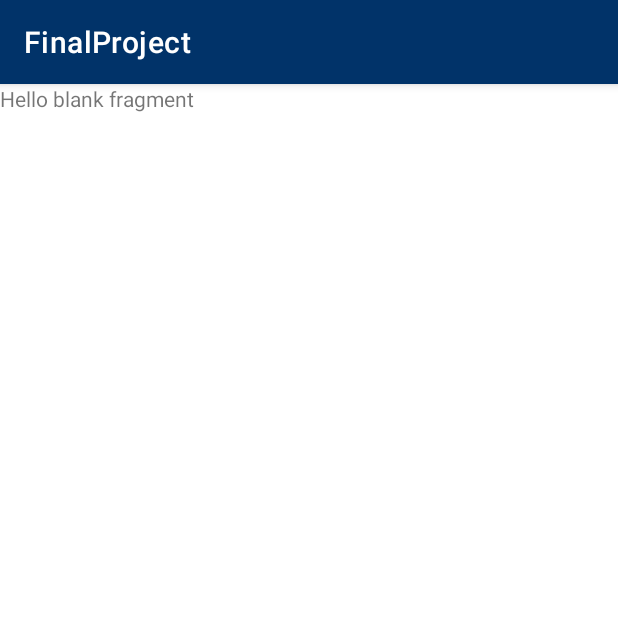
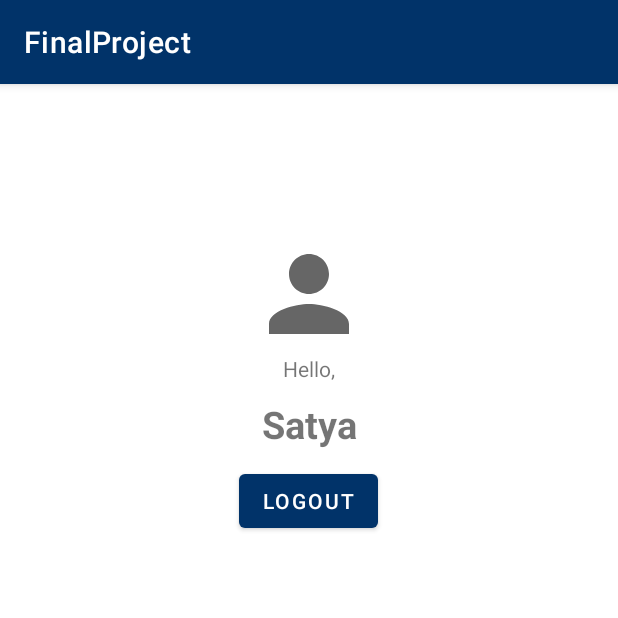
Before and after one commit to satya2221/PrakTPM_Final_Project, an Android app: the fragment ProfileFragment shown on its own in the app's theme, on a phone screen of 412 x 824 dp, the top half of it. Run offline under Robolectric (Android 15) with nearby library versions, the phone set to English and light mode, and no system bars.

```diff
--- a/app/src/main/java/com/example/finalproject/view/activity/MainActivity.java
+++ b/app/src/main/java/com/example/finalproject/view/activity/MainActivity.java
@@ -10,6 +10,7 @@ import android.view.MenuItem;
 import com.example.finalproject.R;
 import com.example.finalproject.view.fragment.AddQuoteFragment;
 import com.example.finalproject.view.fragment.FavQsFragment;
+import com.example.finalproject.view.fragment.ProfileFragment;
 import com.example.finalproject.view.fragment.QuoteFragment;
 import com.google.android.material.bottomnavigation.BottomNavigationView;
 
@@ -42,6 +43,9 @@ public class MainActivity extends AppCompatActivity implements BottomNavigationV
                 //selectedFragment = new AddQuoteFragment();
                 loadFragment(new AddQuoteFragment());
                 break;
+            case R.id.menu_profile:
+                loadFragment(new ProfileFragment());
+                break;
         }
         return true;
     }
--- a/app/src/main/java/com/example/finalproject/view/fragment/ProfileFragment.java
+++ b/app/src/main/java/com/example/finalproject/view/fragment/ProfileFragment.java
@@ -1,12 +1,23 @@
-package com.example.finalproject;
+package com.example.finalproject.view.fragment;
 
+import android.annotation.SuppressLint;
+import android.content.Context;
+import android.content.Intent;
+import android.content.SharedPreferences;
 import android.os.Bundle;
 
+import androidx.annotation.NonNull;
+import androidx.annotation.Nullable;
 import androidx.fragment.app.Fragment;
 
 import android.view.LayoutInflater;
 import android.view.View;
 import android.view.ViewGroup;
+import android.widget.Button;
+import android.widget.TextView;
+
+import com.example.finalproject.R;
+import com.example.finalproject.view.LoginActivity;
 
 /**
  * A simple {@link Fragment} subclass.
@@ -15,50 +26,42 @@ import android.view.ViewGroup;
  */
 public class ProfileFragment extends Fragment {
 
-    // TODO: Rename parameter arguments, choose names that match
-    // the fragment initialization parameters, e.g. ARG_ITEM_NUMBER
-    private static final String ARG_PARAM1 = "param1";
-    private static final String ARG_PARAM2 = "param2";
-
-    // TODO: Rename and change types of parameters
-    private String mParam1;
-    private String mParam2;
-
-    public ProfileFragment() {
-        // Required empty public constructor
-    }
-
-    /**
-     * Use this factory method to create a new instance of
-     * this fragment using the provided parameters.
-     *
-     * @param param1 Parameter 1.
-     * @param param2 Parameter 2.
-     * @return A new instance of fragment ProfileFragment.
-     */
-    // TODO: Rename and change types and number of parameters
-    public static ProfileFragment newInstance(String param1, String param2) {
-        ProfileFragment fragment = new ProfileFragment();
-        Bundle args = new Bundle();
-        args.putString(ARG_PARAM1, param1);
-        args.putString(ARG_PARAM2, param2);
-        fragment.setArguments(args);
-        return fragment;
-    }
-
-    @Override
-    public void onCreate(Bundle savedInstanceState) {
-        super.onCreate(savedInstanceState);
-        if (getArguments() != null) {
-            mParam1 = getArguments().getString(ARG_PARAM1);
-            mParam2 = getArguments().getString(ARG_PARAM2);
-        }
-    }
-
-    @Override
     public View onCreateView(LayoutInflater inflater, ViewGroup container,
                              Bundle savedInstanceState) {
         // Inflate the layout for this fragment
         return inflater.inflate(R.layout.fragment_profile, container, false);
     }
+    private TextView username;
+    private Button btn_logout;
+
+    SharedPreferences sharedPreferences;
+
+    private static final String shared_pref_name = "mypref";
+    private static final String key_uname = "username";
+
+    @SuppressLint("WrongViewCast")
+    @Override
+    public void onViewCreated(@NonNull View view, @Nullable Bundle savedInstanceState) {
+        super.onViewCreated(view, savedInstanceState);
+        // Tempat untuk ngoding. Fungsinya sama seperti method onCreate di Activity
+        username = getView().findViewById(R.id.username);
+        btn_logout = getView().findViewById(R.id.btn_logout);
+
+        sharedPreferences = this.getActivity().getSharedPreferences(shared_pref_name, Context.MODE_PRIVATE);
+        String name = sharedPreferences.getString(key_uname, null);
+        if (name != null){
+            username.setText(name);
+        }
+
+        btn_logout.setOnClickListener(new View.OnClickListener() {
+            @Override
+            public void onClick(View v) {
+                SharedPreferences.Editor editor = sharedPreferences.edit();
+                editor.clear();
+                editor.apply();
+                Intent intent = new Intent(getActivity(), LoginActivity.class);
+                startActivity(intent);
+            }
+        });
+    }
 }
--- /dev/null
+++ b/app/src/main/res/drawable/person.xml
@@ -0,0 +1,10 @@
+<vector xmlns:android="http://schemas.android.com/apk/res/android"
+    android:width="24dp"
+    android:height="24dp"
+    android:viewportWidth="24"
+    android:viewportHeight="24"
+    android:tint="?attr/colorControlNormal">
+  <path
+      android:fillColor="@android:color/white"
+      android:pathData="M12,12c2.21,0 4,-1.79 4,-4s-1.79,-4 -4,-4 -4,1.79 -4,4 1.79,4 4,4zM12,14c-2.67,0 -8,1.34 -8,4v2h16v-2c0,-2.66 -5.33,-4 -8,-4z"/>
+</vector>
--- a/app/src/main/res/layout/fragment_profile.xml
+++ b/app/src/main/res/layout/fragment_profile.xml
@@ -1,14 +1,42 @@
 <?xml version="1.0" encoding="utf-8"?>
-<FrameLayout xmlns:android="http://schemas.android.com/apk/res/android"
+<LinearLayout xmlns:android="http://schemas.android.com/apk/res/android"
     xmlns:tools="http://schemas.android.com/tools"
     android:layout_width="match_parent"
     android:layout_height="match_parent"
-    tools:context=".ProfileFragment">
+    tools:context=".view.fragment.ProfileFragment"
+    android:orientation="vertical">
 
-    <!-- TODO: Update blank fragment layout -->
+    <ImageView
+        android:id="@+id/orang"
+        android:layout_width="80dp"
+        android:layout_height="80dp"
+        android:src="@drawable/person"
+        android:layout_gravity="center"
+        android:layout_marginTop="100dp"
+        />
     <TextView
+        android:layout_width="wrap_content"
+        android:layout_height="wrap_content"
+        android:text="Hello,"
+        android:layout_gravity="center"/>
+    <TextView
+        android:id="@+id/username"
         android:layout_width="match_parent"
-        android:layout_height="match_parent"
-        android:text="@string/hello_blank_fragment" />
+        android:layout_height="wrap_content"
+        android:gravity="center"
+        android:text="Satya"
+        android:textSize="25sp"
+        android:textStyle="bold"
+        android:layout_marginTop="10sp"
+        android:layout_gravity="center"
+        />
+    <Button
+        android:id="@+id/btn_logout"
+        android:layout_width="wrap_content"
+        android:layout_height="wrap_content"
+        android:text="Logout"
+        android:layout_gravity="center"
+        android:layout_margin="10sp"
+        />
 
-</FrameLayout>
+</LinearLayout>
--- a/app/src/main/res/menu/menu_bottomnav.xml
+++ b/app/src/main/res/menu/menu_bottomnav.xml
@@ -18,4 +18,10 @@
         android:icon="@drawable/add"
         app:showAsAction="ifRoom"
         />
+    <item
+        android:id="@+id/menu_profile"
+        android:title="Profile"
+        android:icon="@drawable/person"
+        app:showAsAction="ifRoom"
+        />
 </menu>
```
